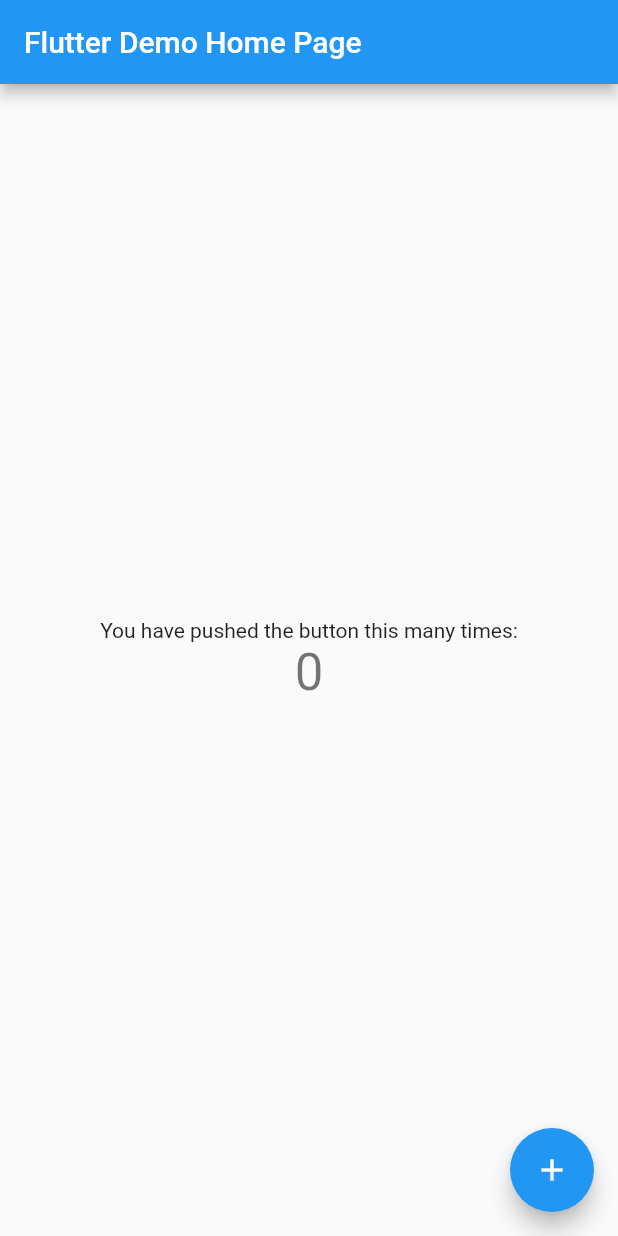
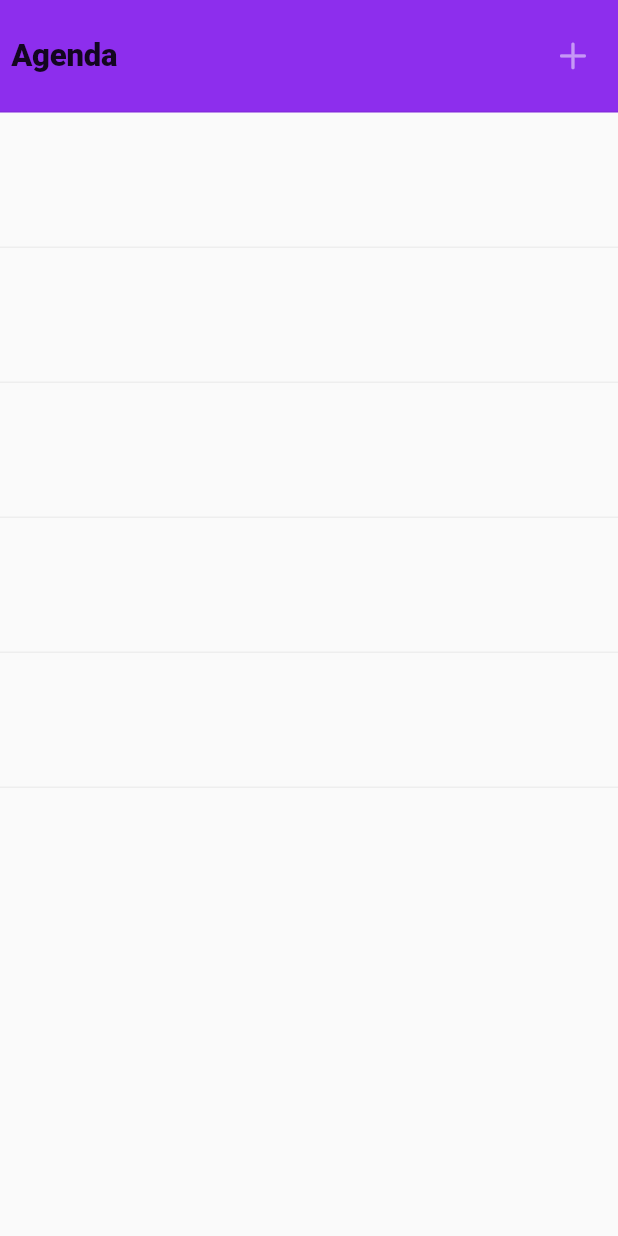
Before and after one commit to caiquegabriel/Agenda-Eletronica, a Flutter app: the screen it shows after launch, on a phone screen of 412 x 824 dp. Run offline on Flutter 3.47's test engine with Material 2 defaults, Android fonts, the phone set to English and light mode, and no system bars; our stand-ins replace flutter_modular, google_fonts; missing offline and left inert: agricultorsuiteapp.

Commit message:
Header, Content e Botões

```diff
--- /dev/null
+++ b/lib/components/template/widget_header.dart
@@ -0,0 +1,65 @@
+import 'package:agenda_eletronica/components/widget_custom_button.dart';
+import 'package:agenda_eletronica/screens/widget_common_screen.dart';
+import 'package:agenda_eletronica/style.dart';
+import 'package:flutter/cupertino.dart';
+import 'package:flutter/material.dart';
+
+class TemplateHeader extends StatefulWidget {
+
+  const TemplateHeader ({super.key});
+
+  @override
+  TemplateHeaderState createState() => TemplateHeaderState();
+}
+
+class TemplateHeaderState extends State<TemplateHeader> {
+
+  @override
+  Widget build(BuildContext context) {
+    return Container(
+      padding: const EdgeInsets.all(7.5),
+      height: headerHeight + MediaQuery.of(context).padding.top,
+      decoration: BoxDecoration(
+        color: primaryColor,
+        border: Border(
+          bottom: BorderSide(
+            width: 1,
+            color: Colors.black.withOpacity(0.06)
+          )
+        )
+      ),
+      child: SafeArea(
+        top: true,
+        bottom: false,
+        child: Container(
+          height: double.infinity,
+          child: Row(
+            mainAxisAlignment: MainAxisAlignment.start,
+            crossAxisAlignment: CrossAxisAlignment.center,
+            children: [
+              Expanded(
+                child: Container(
+                  alignment: Alignment.centerLeft,
+                  child: const Text(
+                    "Agenda",
+                    style: TextStyle(
+                      fontSize: 20.7,
+                      fontWeight: FontWeight.w900,
+                      letterSpacing: -0.127
+                    ),
+                  ),
+                )
+              ),
+              const CustomButton(
+                width: 45,
+                height: 45,
+                icon: CupertinoIcons.add,
+                iconSize: 25,
+              ),
+            ],
+          ),
+        ),
+      ),
+    );
+  }
+}
--- /dev/null
+++ b/lib/components/widget_contact_preview.dart
@@ -0,0 +1,33 @@
+import 'package:flutter/material.dart';
+
+class ContactPreview extends StatefulWidget {
+  const ContactPreview({super.key});
+
+  @override
+  ContactPreviewState createState() => ContactPreviewState();
+}
+
+class ContactPreviewState extends State<ContactPreview> {
+
+  @override
+  Widget build(BuildContext context) {
+    return Container(
+      width: double.infinity,
+      height: 90,
+      decoration: const BoxDecoration(
+        border: Border(
+          bottom: BorderSide(
+            width: 0.5,
+            color: Color.fromARGB(255, 227, 226, 226)
+          )
+        )
+      ),
+      child: Row(
+        children: [
+
+        ],
+      ),
+    );
+  }
+
+}
--- /dev/null
+++ b/lib/components/widget_custom_button.dart
@@ -0,0 +1,187 @@
+import 'package:agenda_eletronica/style.dart';
+import 'package:flutter/material.dart';
+
+class CustomButton extends StatefulWidget {
+
+  final String? text;
+
+  final IconData icon;
+
+  final double? iconSize;
+
+  final double? fontSize;
+
+  final Function? onClick;
+
+  final int? count;
+
+  final double? width;
+
+  final double? height;
+
+  final EdgeInsets? margin;
+
+  final bool? enableBorderTop;
+
+  final Color? iconColor;
+
+  const CustomButton({
+    Key? key,
+    this.iconColor,
+    this.enableBorderTop,
+    this.margin,
+    this.text,
+    this.fontSize,
+    this.iconSize,
+    required this.icon,
+    this.onClick,
+    this.count,
+    this.width,
+    this.height
+  }) : super(key: key);
+
+  @override
+  CustomButtonState createState() => CustomButtonState();
+
+}
+
+class CustomButtonState extends State<CustomButton> {
+
+  bool _current = false;
+
+  void currentButton(bool current) {
+    if(!mounted) return;
+
+    setState((){
+      _current = current;
+    });
+  }
+
+  @override
+  Widget build(BuildContext context) {
+    return InkWell(
+      onTap: () {
+        if (widget.onClick != null) {
+          widget.onClick!();
+        }
+      },
+      child: Container(
+        margin: const EdgeInsets.all(0),
+        child: Stack(
+          children: [
+            Container(
+              margin: widget.margin ?? const EdgeInsets.all(0),
+              width: widget.width,
+              height: widget.height,
+              child: Column(
+                mainAxisAlignment: MainAxisAlignment.center,
+                crossAxisAlignment: CrossAxisAlignment.center,
+                children: [
+                  Container(
+                    width: widget.text == null ? widget.width : null,
+                    height: widget.text == null ? widget.height : null,
+                    margin: const EdgeInsets.all(0),
+                    child: Stack(
+                      children: [
+                        Container(
+                          alignment: Alignment.center,
+                          padding: const EdgeInsets.all(0),
+                          child: Icon(
+                            widget.icon,
+                            size: widget.iconSize ?? 18,
+                            color: _current == true ? widget.iconColor ?? Colors.white : widget.iconColor ?? Colors.white.withOpacity(0.5),
+                          ),
+                        ),
+                        (widget.count != null)
+                          ?
+                            Positioned(
+                              right: 0,
+                              top: 0,
+                              child: Container(
+                                width: 14,
+                                height: 14,
+                                alignment: Alignment.center,
+                                clipBehavior: Clip.antiAlias,
+                                decoration: BoxDecoration(
+                                  color: primaryColor,
+                                  borderRadius: BorderRadius.circular(100)
+                                ),
+                                child: Text(
+                                  widget.count! < 10 ? widget.count!.toString() : "+9",
+                                  style: const TextStyle(
+                                    fontSize: 10,
+                                    height: 0,
+                                    fontWeight: FontWeight.w700,
+                                    color: Colors.white
+                                  ),
+                                ),
+                              )
+                            )
+                          :
+                            const SizedBox.shrink()
+                      ]
+                    )
+                  ),
+                  (widget.text != null)
+                    ?
+                      Container(
+                        margin: const EdgeInsets.only(
+                          top: 6
+                        ),
+                        alignment: Alignment.center,
+                        child: Text(
+                          widget.text!,
+                          style: TextStyle(
+                            fontSize: widget.fontSize ?? 11,
+                            color: _current == true ? Colors.white : Colors.white.withOpacity(0.5),
+                            fontWeight: FontWeight.w400
+                          ),
+                        )
+                      )
+                    :
+                      const SizedBox.shrink()
+                ],
+              ),
+            ),
+            (widget.enableBorderTop == true)
+            ?
+            (
+              (_current)
+                ?
+                  Positioned(
+                    top: 0,
+                    left: 0,
+                    right: 0,
+                    child: Container(
+                      width: 50,
+                      height: 4.5,
+                      clipBehavior: Clip.antiAlias,
+                      decoration: BoxDecoration(
+                        color: const Color.fromRGBO(255, 255, 255, 0.3),
+                        borderRadius: BorderRadius.circular(100)
+                      ),
+                    ),
+                  )
+                :
+                  Positioned(
+                    top: 0,
+                    left: 0,
+                    right: 0,
+                    child: Container(
+                      width: 50,
+                      height: 4.5,
+                      clipBehavior: Clip.antiAlias,
+                      decoration: const BoxDecoration(
+                        color: Color.fromRGBO(0, 0, 0, 0.06)
+                      ),
+                    ),
+                  )
+                )
+              :
+                const SizedBox.shrink()
+          ]
+        )
+      )
+    );
+  }
+}
--- a/lib/main.dart
+++ b/lib/main.dart
@@ -1,115 +1,13 @@
+import 'package:agenda_eletronica/widget_app.dart';
+import 'package:agenda_eletronica/widget_module.dart';
 import 'package:flutter/material.dart';
+import 'package:flutter_modular/flutter_modular.dart';
 
 void main() {
-  runApp(const MyApp());
+  runApp(
+    ModularApp(
+      module: AppModule(),
+      child: const App()
+    ),
+  );
 }
-
-class MyApp extends StatelessWidget {
-  const MyApp({super.key});
-
-  // This widget is the root of your application.
-  @override
-  Widget build(BuildContext context) {
-    return MaterialApp(
-      title: 'Flutter Demo',
-      theme: ThemeData(
-        // This is the theme of your application.
-        //
-        // Try running your application with "flutter run". You'll see the
-        // application has a blue toolbar. Then, without quitting the app, try
-        // changing the primarySwatch below to Colors.green and then invoke
-        // "hot reload" (press "r" in the console where you ran "flutter run",
-        // or simply save your changes to "hot reload" in a Flutter IDE).
-        // Notice that the counter didn't reset back to zero; the application
-        // is not restarted.
-        primarySwatch: Colors.blue,
-      ),
-      home: const MyHomePage(title: 'Flutter Demo Home Page'),
-    );
-  }
-}
-
-class MyHomePage extends StatefulWidget {
-  const MyHomePage({super.key, required this.title});
-
-  // This widget is the home page of your application. It is stateful, meaning
-  // that it has a State object (defined below) that contains fields that affect
-  // how it looks.
-
-  // This class is the configuration for the state. It holds the values (in this
-  // case the title) provided by the parent (in this case the App widget) and
-  // used by the build method of the State. Fields in a Widget subclass are
-  // always marked "final".
-
-  final String title;
-
-  @override
-  State<MyHomePage> createState() => _MyHomePageState();
-}
-
-class _MyHomePageState extends State<MyHomePage> {
-  int _counter = 0;
-
-  void _incrementCounter() {
-    setState(() {
-      // This call to setState tells the Flutter framework that something has
-      // changed in this State, which causes it to rerun the build method below
-      // so that the display can reflect the updated values. If we changed
-      // _counter without calling setState(), then the build method would not be
-      // called again, and so nothing would appear to happen.
-      _counter++;
-    });
-  }
-
-  @override
-  Widget build(BuildContext context) {
-    // This method is rerun every time setState is called, for instance as done
-    // by the _incrementCounter method above.
-    //
-    // The Flutter framework has been optimized to make rerunning build methods
-    // fast, so that you can just rebuild anything that needs updating rather
-    // than having to individually change instances of widgets.
-    return Scaffold(
-      appBar: AppBar(
-        // Here we take the value from the MyHomePage object that was created by
-        // the App.build method, and use it to set our appbar title.
-        title: Text(widget.title),
-      ),
-      body: Center(
-        // Center is a layout widget. It takes a single child and positions it
-        // in the middle of the parent.
-        child: Column(
-          // Column is also a layout widget. It takes a list of children and
-          // arranges them vertically. By default, it sizes itself to fit its
-          // children horizontally, and tries to be as tall as its parent.
-          //
-          // Invoke "debug painting" (press "p" in the console, choose the
-          // "Toggle Debug Paint" action from the Flutter Inspector in Android
-          // Studio, or the "Toggle Debug Paint" command in Visual Studio Code)
-          // to see the wireframe for each widget.
-          //
-          // Column has various properties to control how it sizes itself and
-          // how it positions its children. Here we use mainAxisAlignment to
-          // center the children vertically; the main axis here is the vertical
-          // axis because Columns are vertical (the cross axis would be
-          // horizontal).
-          mainAxisAlignment: MainAxisAlignment.center,
-          children: <Widget>[
-            const Text(
-              'You have pushed the button this many times:',
-            ),
-            Text(
-              '$_counter',
-              style: Theme.of(context).textTheme.headline4,
-            ),
-          ],
-        ),
-      ),
-      floatingActionButton: FloatingActionButton(
-        onPressed: _incrementCounter,
-        tooltip: 'Increment',
-        child: const Icon(Icons.add),
-      ), // This trailing comma makes auto-formatting nicer for build methods.
-    );
-  }
-}
--- /dev/null
+++ b/lib/screens/widget_common_screen.dart
@@ -0,0 +1,34 @@
+import 'package:flutter/material.dart';
+import 'dart:async';
+
+import '../components/template/widget_header.dart';
+
+mixin CommonComponent <T extends StatefulWidget > on State<T> {
+
+  Widget content({Widget? child}) {
+    return WillPopScope(
+      onWillPop: () {
+        return Future.value(false);
+      },
+      child: Scaffold(
+        resizeToAvoidBottomInset: true,
+        body: GestureDetector(
+          onTap: (){
+            FocusScope.of(context).requestFocus(FocusNode());
+          },
+          child: Column(
+            children: [
+              const TemplateHeader(),
+              Expanded(
+                child: Container(
+                  child: child
+                )
+              )
+            ]
+          )
+        )
+      )
+    );
+  }
+
+}
--- /dev/null
+++ b/lib/screens/widget_home_screen.dart
@@ -0,0 +1,32 @@
+import 'package:agenda_eletronica/components/widget_contact_preview.dart';
+import 'package:agenda_eletronica/screens/widget_common_screen.dart';
+import 'package:agenda_eletronica/style.dart';
+import 'package:flutter/cupertino.dart';
+
+class HomeScreen extends StatefulWidget {
+
+  const HomeScreen ({Key? key}) : super(key: key);
+
+  @override
+  HomeScreeState createState() => HomeScreeState();
+
+}
+
+class HomeScreeState extends State<HomeScreen> with CommonComponent {
+
+  @override
+  Widget build(BuildContext context) {
+    return content(
+      child: ListView(
+        padding: noEdgeInsets,
+        children: [
+          ContactPreview(),
+          ContactPreview(),
+          ContactPreview(),
+          ContactPreview(),
+          ContactPreview(),
+        ]
+      )
+    );
+  }
+}
--- /dev/null
+++ b/lib/style.dart
@@ -0,0 +1,18 @@
+import 'dart:ui';
+
+import 'package:flutter/material.dart';
+
+///
+/// Sizes
+///
+const double headerHeight = 75;
+
+///
+/// Colors
+///
+const Color primaryColor = Color.fromARGB(255, 141, 46, 237);
+const Color primaryDarkColor = Color.fromARGB(255, 126, 37, 215);
+const Color primaryLighterColor = Color.fromARGB(255, 185, 119, 250);
+
+
+const EdgeInsets noEdgeInsets = EdgeInsets.all(0);
--- /dev/null
+++ b/lib/widget_app.dart
@@ -0,0 +1,29 @@
+import 'package:flutter/material.dart';
+import 'package:flutter_modular/flutter_modular.dart';
+import 'package:google_fonts/google_fonts.dart';
+
+class App extends StatelessWidget {
+
+  const App({Key? key}) : super(key: key);
+
+  @override
+  Widget build(BuildContext context) {
+    return MaterialApp.router(
+      theme: ThemeData(
+      textTheme: GoogleFonts.robotoTextTheme(
+          Theme.of(context).textTheme,
+        ),
+      ),
+      routeInformationParser: Modular.routeInformationParser,
+      routerDelegate: Modular.routerDelegate,
+      debugShowCheckedModeBanner: false,
+      builder: (context, child) {
+        return MediaQuery(
+          data: MediaQuery.of(context).copyWith(textScaleFactor: 1.0),
+          child: child!
+        );
+      },
+    );
+  }
+
+}
--- a/pubspec.yaml
+++ b/pubspec.yaml
@@ -36,6 +36,11 @@ dependencies:
   # The following adds the Cupertino Icons font to your application.
   # Use with the CupertinoIcons class for iOS style icons.
   cupertino_icons: ^1.0.2
+  sqflite: ^2.2.0+2
+  provider: ^6.0.4
+  http: ^0.13.5
+  flutter_modular: ^5.0.3
+  google_fonts: ^3.0.1
 
 dev_dependencies:
   flutter_test:
```
Also changed, not shown: lib/components/widget_contact_photo.dart (added, +104 -0 lines), lib/data/network_service.dart (added, +64 -0 lines), lib/env.dart (added, +10 -0 lines), lib/widget_module.dart (added, +21 -0 lines), lib/components/widget_custom_image.dart (added), pubspec.lock, 14 other files.
